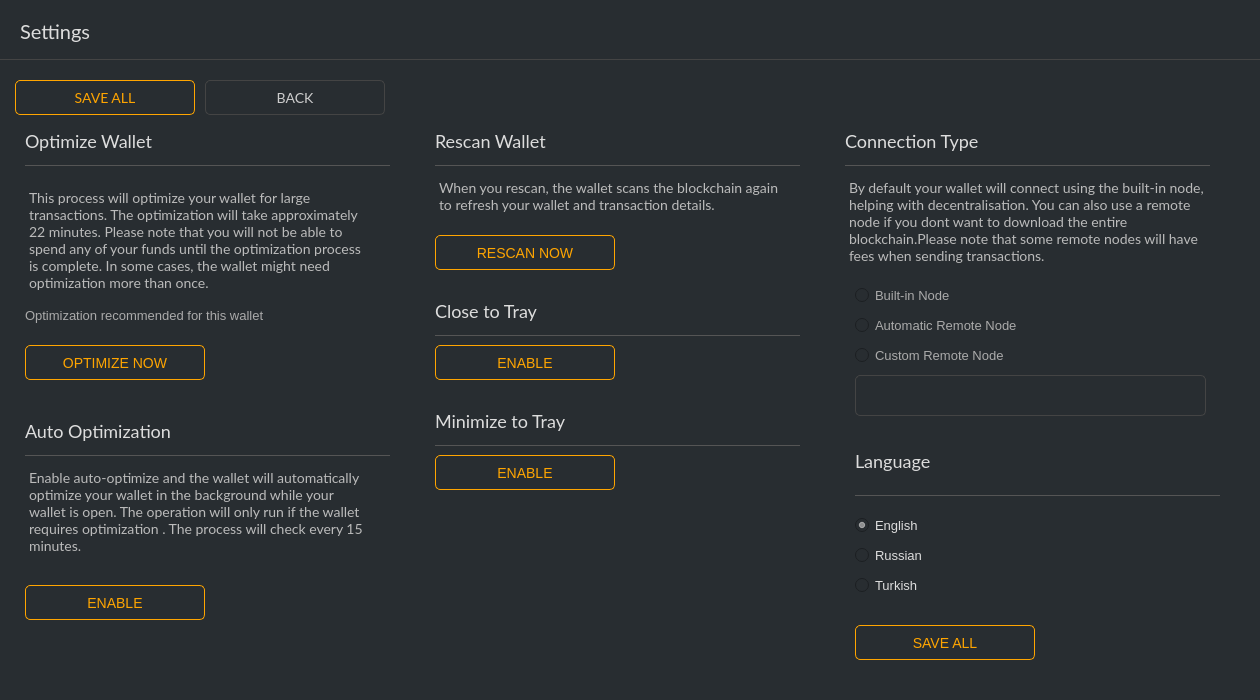
ConcealNetwork/conceal-desktop, file src/gui/ui/settingsframe.ui: the form before one commit.
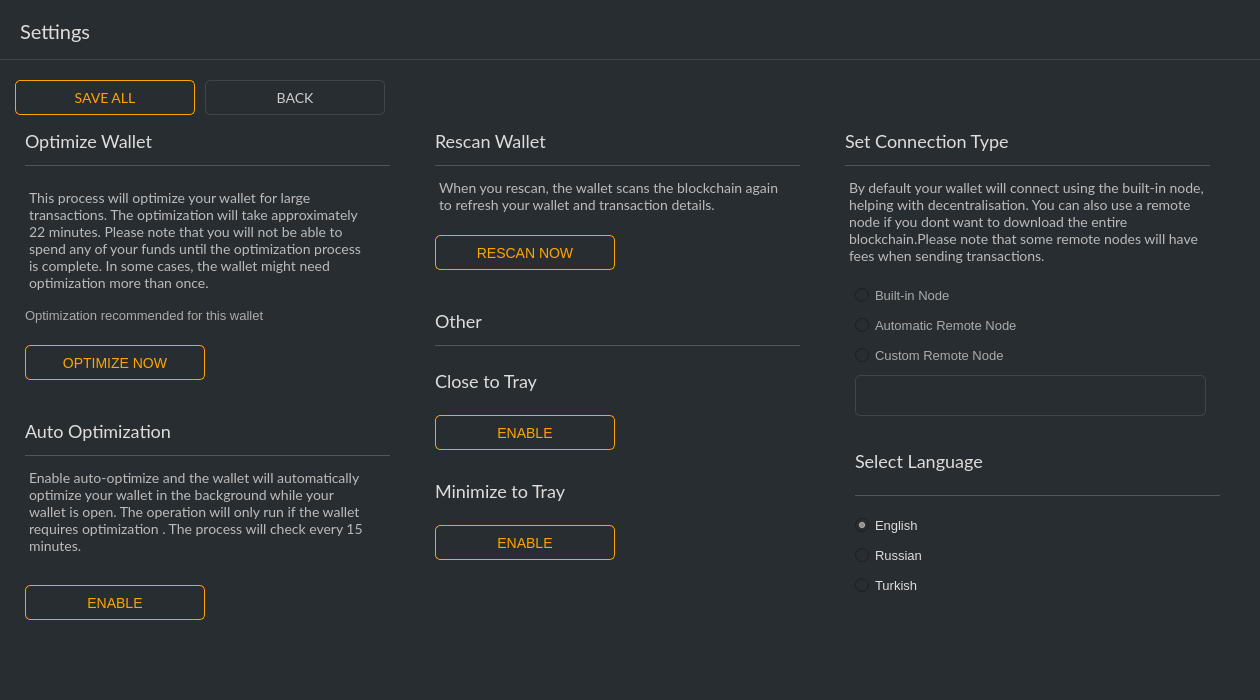
The form after the commit.

Commit message: Change button name to save

```diff
--- a/src/gui/ui/settingsframe.ui
+++ b/src/gui/ui/settingsframe.ui
@@ -596,9 +596,9 @@
         <property name="geometry">
          <rect>
           <x>420</x>
-          <y>220</y>
+          <y>290</y>
           <width>180</width>
-          <height>40</height>
+          <height>35</height>
          </rect>
         </property>
         <property name="minimumSize">
@@ -627,27 +627,11 @@
          <string>ENABLE</string>
         </property>
        </widget>
-       <widget class="Line" name="line_4">
-        <property name="geometry">
-         <rect>
-          <x>420</x>
-          <y>210</y>
-          <width>365</width>
-          <height>1</height>
-         </rect>
-        </property>
-        <property name="styleSheet">
-         <string notr="true">background-color: #555; border: none;</string>
-        </property>
-        <property name="orientation">
-         <enum>Qt::Horizontal</enum>
-        </property>
-       </widget>
        <widget class="QLabel" name="label_5">
         <property name="geometry">
          <rect>
           <x>420</x>
-          <y>170</y>
+          <y>240</y>
           <width>311</width>
           <height>31</height>
          </rect>
@@ -670,27 +654,11 @@
          <set>Qt::AlignLeading|Qt::AlignLeft|Qt::AlignVCenter</set>
         </property>
        </widget>
-       <widget class="Line" name="line_5">
-        <property name="geometry">
-         <rect>
-          <x>420</x>
-          <y>320</y>
-          <width>365</width>
-          <height>1</height>
-         </rect>
-        </property>
-        <property name="styleSheet">
-         <string notr="true">background-color: #555; border: none;</string>
-        </property>
-        <property name="orientation">
-         <enum>Qt::Horizontal</enum>
-        </property>
-       </widget>
        <widget class="QLabel" name="label_6">
         <property name="geometry">
          <rect>
           <x>420</x>
-          <y>280</y>
+          <y>350</y>
           <width>311</width>
           <height>31</height>
          </rect>
@@ -717,9 +685,9 @@
         <property name="geometry">
          <rect>
           <x>420</x>
-          <y>330</y>
+          <y>400</y>
           <width>180</width>
-          <height>40</height>
+          <height>35</height>
          </rect>
         </property>
         <property name="minimumSize">
@@ -899,7 +867,7 @@
 font-family: 'Lato'; border: 0px;</string>
         </property>
         <property name="text">
-         <string>Connection Type</string>
+         <string>Set Connection Type</string>
         </property>
         <property name="alignment">
          <set>Qt::AlignLeading|Qt::AlignLeft|Qt::AlignVCenter</set>
@@ -1020,43 +988,53 @@
 font-family: 'Lato'; border: 0px;</string>
         </property>
         <property name="text">
-         <string>Language</string>
+         <string>Select Language</string>
         </property>
         <property name="alignment">
          <set>Qt::AlignLeading|Qt::AlignLeft|Qt::AlignVCenter</set>
         </property>
        </widget>
-       <widget class="QPushButton" name="m_minToTrayButton_2">
+       <widget class="Line" name="line_4">
         <property name="geometry">
          <rect>
-          <x>840</x>
-          <y>500</y>
-          <width>180</width>
-          <height>35</height>
+          <x>420</x>
+          <y>220</y>
+          <width>365</width>
+          <height>1</height>
          </rect>
         </property>
-        <property name="minimumSize">
-         <size>
-          <width>180</width>
-          <height>35</height>
-         </size>
+        <property name="styleSheet">
+         <string notr="true">background-color: #555; border: none;</string>
         </property>
-        <property name="maximumSize">
-         <size>
-          <width>180</width>
-          <height>35</height>
-         </size>
+        <property name="orientation">
+         <enum>Qt::Horizontal</enum>
+        </property>
+       </widget>
+       <widget class="QLabel" name="label_9">
+        <property name="geometry">
+         <rect>
+          <x>420</x>
+          <y>180</y>
+          <width>311</width>
+          <height>31</height>
+         </rect>
         </property>
         <property name="font">
          <font>
+          <family>Lato</family>
           <pointsize>-1</pointsize>
          </font>
         </property>
         <property name="styleSheet">
-         <string notr="true">color: orange;border: 1px solid orange; font-size: 14px; border-radius: 5px;</string>
+         <string notr="true">color: #ddd; 
+font-size: 18px;
+font-family: 'Lato'; border: 0px;</string>
         </property>
         <property name="text">
-         <string>SAVE ALL</string>
+         <string>Other</string>
+        </property>
+        <property name="alignment">
+         <set>Qt::AlignLeading|Qt::AlignLeft|Qt::AlignVCenter</set>
         </property>
        </widget>
       </widget>
```
Left out of the diff: 42 changed lines with no effect on the pictures.
